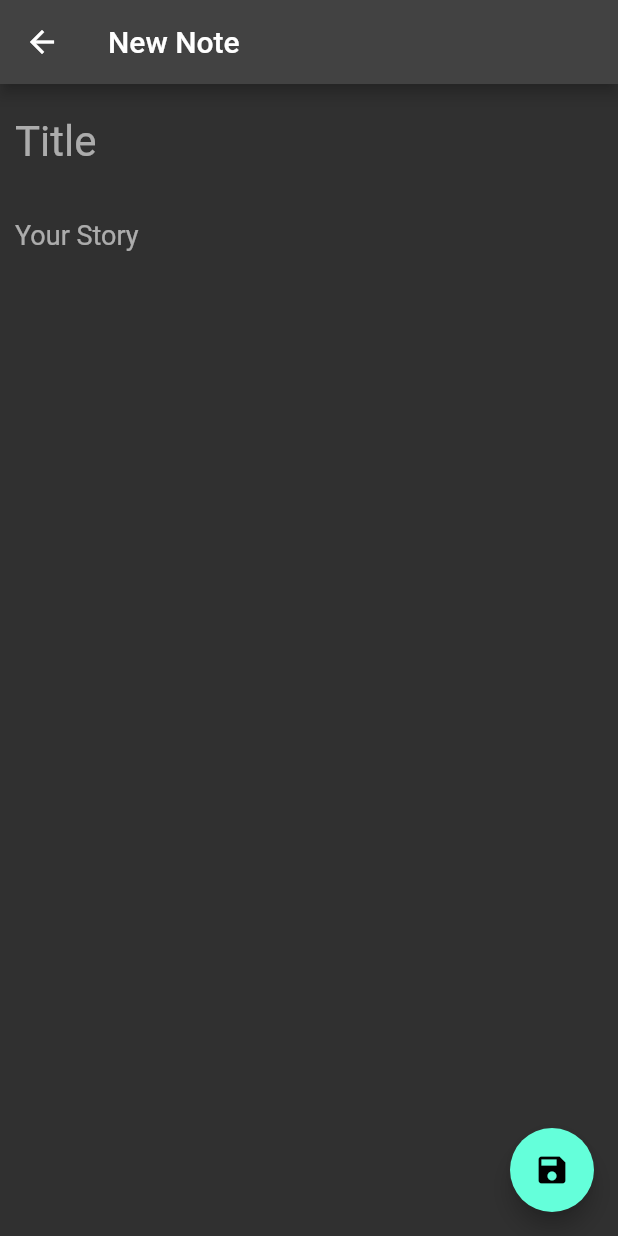
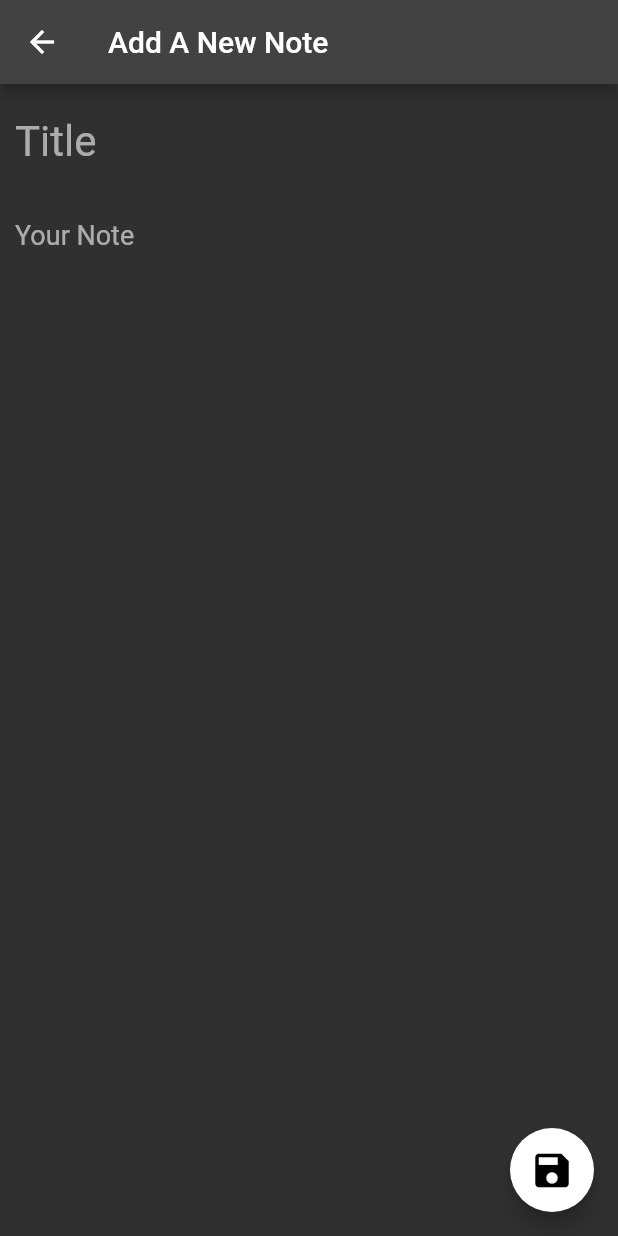
Before and after one commit to Shashankss1205/new_app, a Flutter app: the screen it shows after launch, after a tap on the "add" icon, on a phone screen of 412 x 824 dp. Run offline on Flutter 3.47's test engine with Material 2 defaults, Android fonts, the phone set to English and light mode, and no system bars.

Commit message:
edited UI

```diff
--- a/lib/UI/MyHomePage.dart
+++ b/lib/UI/MyHomePage.dart
@@ -24,7 +24,7 @@ class _HomeScreenState extends State<HomeScreen> {
           Container(
             padding: const EdgeInsets.only(left: 10),
             child: const CircleAvatar(
-            backgroundImage: AssetImage('Images/profile.png'),
+            backgroundImage: AssetImage('images/profile.png'),
         ),
           ),
         title: const Text("My Notes App", style: TextStyle(fontSize: 30 , fontWeight: FontWeight.bold,) ),
@@ -38,10 +38,11 @@ class _HomeScreenState extends State<HomeScreen> {
       ),
 
       floatingActionButton: FloatingActionButton(
+        backgroundColor: Colors.white,
         onPressed: (){
           Navigator.of(context).push(MaterialPageRoute(builder: (context)=> CreateNote(onNewNoteCreated: onNewNoteCreated,)));
         },
-        child: const Icon(Icons.add),
+        child: const Icon(Icons.add, color: Colors.black, size: 45,),
       ),
     );
   }
--- a/lib/UI/widgets/CreateNote.dart
+++ b/lib/UI/widgets/CreateNote.dart
@@ -19,7 +19,7 @@ class _CreateNoteState extends State<CreateNote> {
   Widget build(BuildContext context) {
     return Scaffold(
       appBar: AppBar(
-        title: const Text('New Note'),
+        title: const Text('Add A New Note'),
       ),
 
       body: Padding(
@@ -44,7 +44,7 @@ class _CreateNoteState extends State<CreateNote> {
               ),
               decoration: const InputDecoration(
                   border: InputBorder.none,
-                  hintText: "Your Story"
+                  hintText: "Your Note"
               ),
             ),
           ],
@@ -52,6 +52,7 @@ class _CreateNoteState extends State<CreateNote> {
       ),
 
       floatingActionButton: FloatingActionButton(
+        backgroundColor: Colors.white,
         onPressed: (){
           if(titleController.text.isEmpty){
             return;
@@ -68,7 +69,7 @@ class _CreateNoteState extends State<CreateNote> {
           widget.onNewNoteCreated(note);
           Navigator.of(context).pop();
         },
-        child: const Icon(Icons.save),
+        child: const Icon(Icons.save, color: Colors.black,size: 30,),
       ),
     );
   }
--- a/lib/main.dart
+++ b/lib/main.dart
@@ -15,7 +15,7 @@ class MyApp extends StatelessWidget {
       debugShowCheckedModeBanner: false,
       title: 'Flutter SDG',
       theme: ThemeData(
-          brightness: Brightness.dark
+          brightness: Brightness.dark,
       ),
       home: const HomeScreen(),
     );
```
